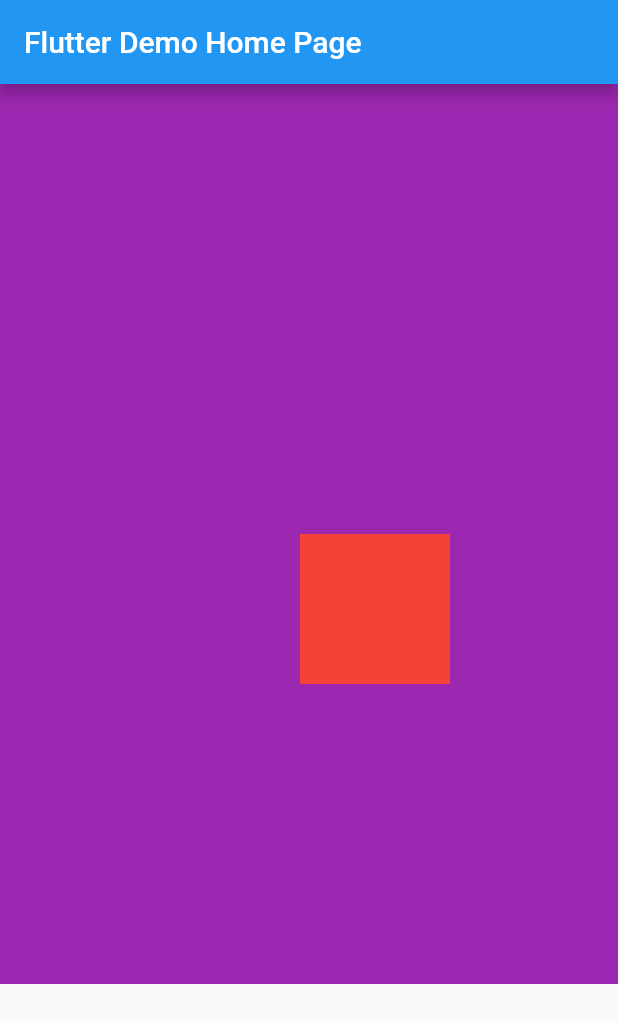
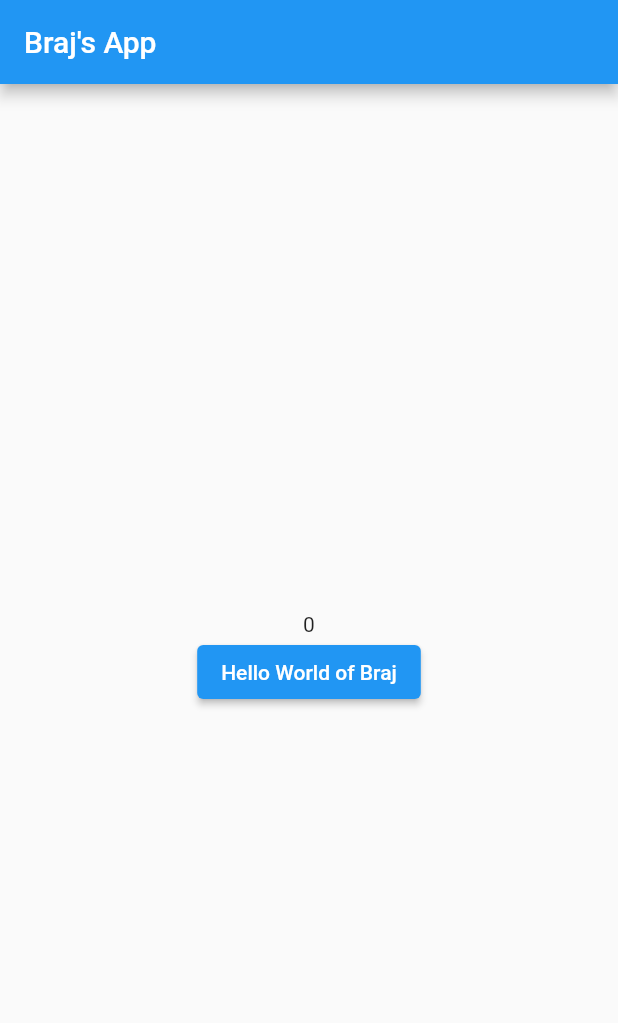
Before and after one commit to Braj111/PractiseCodes-Flutter, a Flutter app: the screen it shows after launch, on a phone screen of 412 x 824 dp. Shown: the top 1023 px of the screen. Run offline on Flutter 3.47's test engine with Material 2 defaults, Android fonts, the phone set to English and light mode, and no system bars; our stand-ins replace font_awesome_flutter.

Commit message:
Stateful Widget Implementation -1

```diff
--- a/lib/main.dart
+++ b/lib/main.dart
@@ -35,58 +35,42 @@ class MyApp extends StatelessWidget {
           subtitle1: TextStyle(fontSize: 51, fontWeight: FontWeight.w200, fontStyle: FontStyle.normal),
         )
       ),
-      home: const MyHomePage(title: 'Flutter Demo Home Page'),
+      home: MyHomePage(),
     );
   }
 }
 
 class MyHomePage extends StatefulWidget {
-  const MyHomePage({super.key, required this.title});
+  @override
+  State<StatefulWidget> createState() {
+    return _MyHomePageState(); //returning a state
+  }
 
-  // This widget is the home page of your application. It is stateful, meaning
-  // that it has a State object (defined below) that contains fields that affect
-  // how it looks.
-
-  // This class is the configuration for the state. It holds the values (in this
-  // case the title) provided by the parent (in this case the App widget) and
-  // used by the build method of the State. Fields in a Widget subclass are
-  // always marked "final".
-
-  final String title;
-
-  @override
-  State<MyHomePage> createState() => _MyHomePageState();
 }
 
-class _MyHomePageState extends State<MyHomePage> {
-  var emailText = TextEditingController();
-  var passText = TextEditingController();
-  var arrColors = [Colors.red, Colors.green,Colors.orange,Colors.yellow,Colors.blue,Colors.purple,Colors.pink,Colors.brown];
+class _MyHomePageState extends State<MyHomePage> {// a State class
+ int count =0;
   @override
   Widget build(BuildContext context) {
-    // This method is rerun every time setState is called, for instance as done
-    // by the _incrementCounter method above.
-    //
-    // The Flutter framework has been optimized to make rerunning build methods
-    // fast, so that you can just rebuild anything that needs updating rather
-    // than having to individually change instances of widgets.
-    var time = DateTime.now();
     return Scaffold(
-      appBar: AppBar(
-        // Here we take the value from the MyHomePage object that was created by
-        // the App.build method, and use it to set our appbar title.
-        title: Text(widget.title),
+      appBar:AppBar(
+        title: Text('Braj\'s App'),
       ),
-      body: Container(
-        height: 600,
-        width: 600,
-        color: Colors.purple,
-        child: Stack(
+      body: Center(
+        child: Column(
+          mainAxisAlignment: MainAxisAlignment.center,
           children: [
-            Positioned(child: Container(color: Colors.red, height: 100,width: 100,), bottom: 200,left: 200,)
+            Text('$count'),
+            ElevatedButton(onPressed: (){
+              setState(() {
+                count++;
+              });
+            }, child: Text('Hello World of Braj'))
           ],
         ),
-      )
-      );
+      ),
+
+    );
   }
+
 }
```
